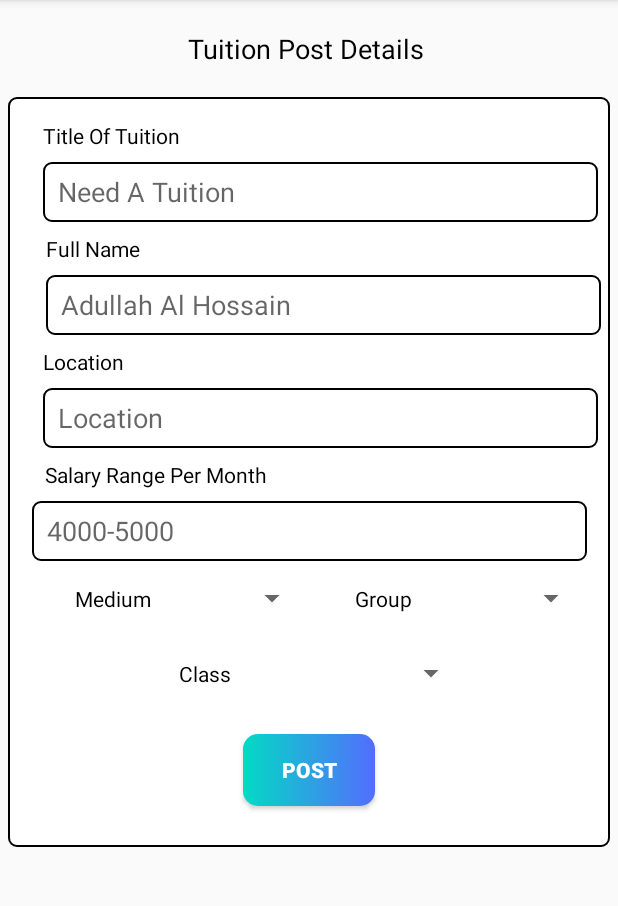
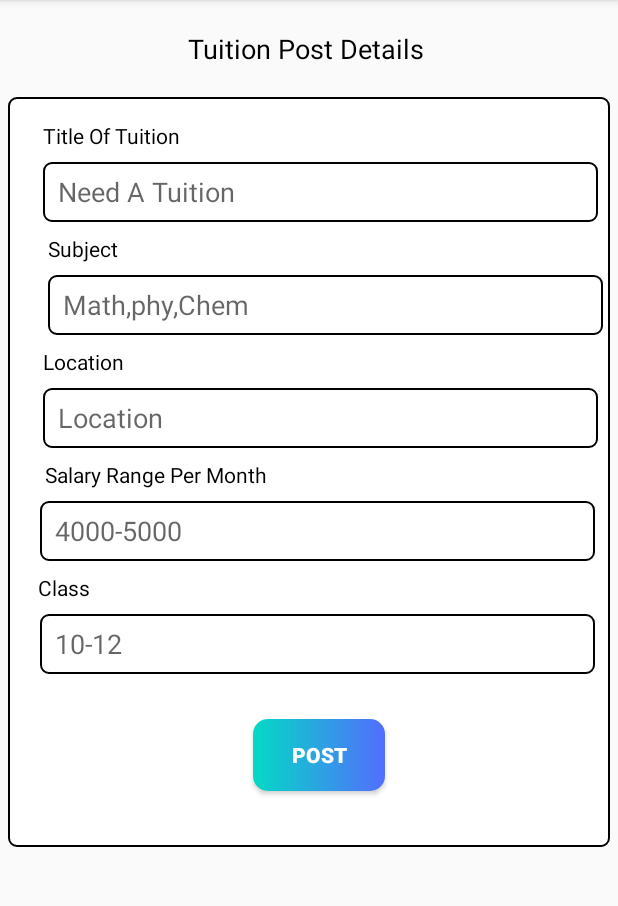
Before and after one commit to arman658899/TuitionBD, an Android app: the fragment Post_For_Tuition shown on its own in the app's theme, on a phone screen of 412 x 824 dp, the part 84-990 px from its top. Run offline under Robolectric (Android 15) with nearby library versions, the phone set to English and light mode, and no system bars.

Commit message:
changed Initally Added for post...

```diff
--- a/app/src/main/res/layout/fragment_post__for__tuition.xml
+++ b/app/src/main/res/layout/fragment_post__for__tuition.xml
@@ -65,7 +65,7 @@
             android:layout_width="wrap_content"
             android:layout_height="wrap_content"
             android:layout_marginTop="8dp"
-            android:text="Full Name"
+            android:text="Subject"
             android:textColor="@android:color/black"
             android:textSize="14sp"
             app:layout_constraintEnd_toEndOf="parent"
@@ -81,7 +81,7 @@
             android:layout_marginEnd="10dp"
             android:background="@drawable/edit_text_shape"
             android:ems="10"
-            android:hint="Adullah Al Hossain"
+            android:hint="Math,phy,Chem"
             android:inputType="textPersonName"
             android:paddingStart="10dp"
             app:layout_constraintEnd_toEndOf="parent"
@@ -142,91 +142,50 @@
             android:paddingStart="10dp"
             android:paddingEnd="10dp"
             app:layout_constraintEnd_toEndOf="parent"
+            app:layout_constraintHorizontal_bias="0.687"
             app:layout_constraintStart_toStartOf="parent"
             app:layout_constraintTop_toBottomOf="@+id/textView7" />
 
         <TextView
-            android:id="@+id/textView8"
-            android:layout_width="80dp"
-            android:layout_height="30dp"
-            android:layout_marginStart="30dp"
-            android:layout_marginTop="10dp"
-            android:gravity="center"
-            android:text="Medium"
+            android:id="@+id/textView10"
+            android:layout_width="wrap_content"
+            android:layout_height="wrap_content"
+            android:layout_marginStart="20dp"
+            android:layout_marginTop="8dp"
+            android:text="Class"
             android:textColor="@android:color/black"
             app:layout_constraintStart_toStartOf="parent"
             app:layout_constraintTop_toBottomOf="@+id/editTextTextPersonName5" />
-
-        <TextView
-            android:id="@+id/textView9"
-            android:layout_width="80dp"
-            android:layout_height="30dp"
-            android:layout_marginStart="10dp"
-            android:layout_marginTop="10dp"
-            android:gravity="center"
-            android:text="Group"
-            android:textColor="@android:color/black"
-            app:layout_constraintBottom_toBottomOf="@+id/spinner2"
-            app:layout_constraintStart_toEndOf="@+id/spinner2"
-            app:layout_constraintTop_toBottomOf="@+id/editTextTextPersonName5" />
-
-        <Spinner
-            android:id="@+id/spinner2"
-            android:layout_width="80dp"
-            android:layout_height="30dp"
-            android:layout_marginStart="10dp"
-            android:layout_marginTop="10dp"
-            app:layout_constraintBottom_toBottomOf="@+id/textView8"
-            app:layout_constraintStart_toEndOf="@+id/textView8"
-            app:layout_constraintTop_toBottomOf="@+id/editTextTextPersonName5" />
-
-        <Spinner
-            android:id="@+id/spinner3"
-            android:layout_width="80dp"
-            android:layout_height="30dp"
-            android:layout_marginStart="10dp"
-            android:layout_marginTop="10dp"
-            android:layout_marginEnd="10dp"
-            app:layout_constraintBottom_toBottomOf="@+id/textView9"
-            app:layout_constraintEnd_toEndOf="parent"
-            app:layout_constraintStart_toEndOf="@+id/textView9"
-            app:layout_constraintTop_toBottomOf="@+id/editTextTextPersonName5" />
-
-        <TextView
-            android:id="@+id/textView10"
-            android:layout_width="80dp"
-            android:layout_height="30dp"
-            android:layout_marginStart="92dp"
-            android:layout_marginTop="20dp"
-            android:layout_marginEnd="55dp"
-            android:gravity="center"
-            android:text="Class"
-            android:textColor="@android:color/black"
-            app:layout_constraintEnd_toStartOf="@+id/spinner4"
-            app:layout_constraintStart_toStartOf="parent"
-            app:layout_constraintTop_toBottomOf="@+id/textView8" />
-
-        <Spinner
-            android:id="@+id/spinner4"
-            android:layout_width="80dp"
-            android:layout_height="30dp"
-            android:layout_marginTop="20dp"
-            android:layout_marginEnd="95dp"
-            app:layout_constraintEnd_toEndOf="parent"
-            app:layout_constraintTop_toBottomOf="@+id/textView9" />
 
         <Button
             android:id="@+id/button"
             android:layout_width="wrap_content"
             android:layout_height="wrap_content"
             android:layout_marginStart="150dp"
-            android:layout_marginTop="25dp"
+            android:layout_marginTop="30dp"
             android:layout_marginEnd="150dp"
+            android:background="@drawable/button_round_shape"
             android:text="Post"
-            android:background="@drawable/button_round_shape"
             android:textColor="@android:color/white"
             android:textStyle="bold"
             app:layout_constraintEnd_toEndOf="parent"
+            app:layout_constraintHorizontal_bias="1.0"
+            app:layout_constraintStart_toStartOf="parent"
+            app:layout_constraintTop_toBottomOf="@+id/editTextTextPersonName6" />
+
+        <EditText
+            android:id="@+id/editTextTextPersonName6"
+            android:layout_width="370dp"
+            android:layout_height="40dp"
+            android:layout_marginTop="8dp"
+            android:layout_marginEnd="10dp"
+            android:background="@drawable/edit_text_shape"
+            android:ems="10"
+            android:hint="10-12"
+            android:inputType="number"
+            android:paddingStart="10dp"
+            app:layout_constraintEnd_toEndOf="parent"
+            app:layout_constraintHorizontal_bias="1.0"
             app:layout_constraintStart_toStartOf="parent"
             app:layout_constraintTop_toBottomOf="@+id/textView10" />
     </androidx.constraintlayout.widget.ConstraintLayout>
```
Also changed, not shown: app/src/main/res/layout/postshowitem.xml (+63 -83 lines).
